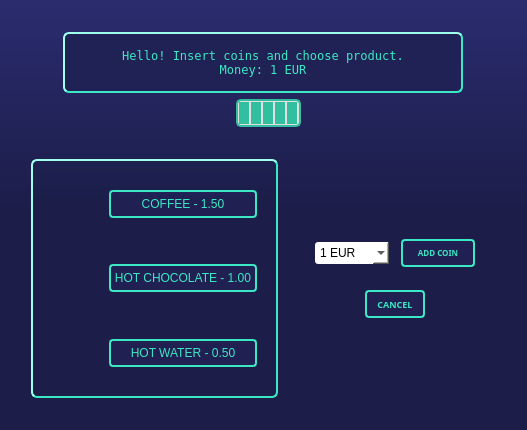
This is vending_machine_gui.ui in mazurpatrycja/vending_machine as Qt 5 draws it before an edit. The edited form follows.
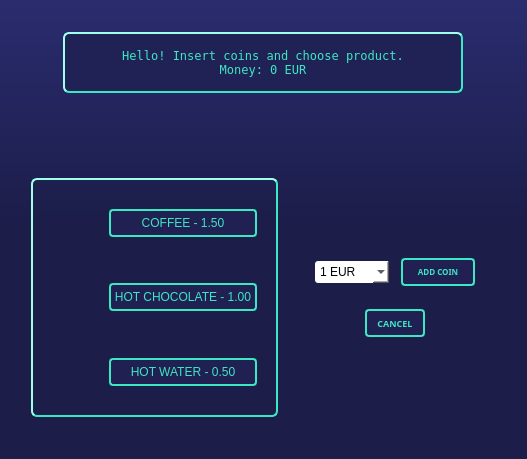
This is the edited form. Icons and pictures are not drawn.

Diff of the .ui file:
```diff
--- a/vending_machine_gui.ui
+++ b/vending_machine_gui.ui
@@ -10,7 +10,7 @@
     <x>0</x>
     <y>0</y>
     <width>527</width>
-    <height>430</height>
+    <height>459</height>
    </rect>
   </property>
   <property name="minimumSize">
@@ -124,7 +124,7 @@
               </property>
               <property name="text">
                <string>Hello! Insert coins and choose product. 
- Money: 1 EUR </string>
+ Money: 0 EUR </string>
               </property>
               <property name="alignment">
                <set>Qt::AlignCenter</set>
@@ -185,7 +185,7 @@
               <property name="maximumSize">
                <size>
                 <width>65</width>
-                <height>28</height>
+                <height>0</height>
                </size>
               </property>
               <property name="styleSheet">
@@ -572,6 +572,9 @@
                </item>
                <item>
                 <widget class="QPushButton" name="pushButton_add_coin">
+                 <property name="enabled">
+                  <bool>true</bool>
+                 </property>
                  <property name="minimumSize">
                   <size>
                    <width>74</width>
@@ -603,7 +606,11 @@
 
 QPushButton:hover{
 	background-color: rgba(255, 255, 255, 30);
+}
 
+QPushButton:disabled {
+	color: rgb(105, 95, 148);
+	border-color: rgb(105, 95, 148);
 }
 
 QPushButton:pressed{
@@ -679,6 +686,11 @@
 QPushButton:pressed{
 	background-color: rgba(18, 19, 48, 40);
 	border-color:rgb(54, 207, 174)
+}
+
+QPushButton:disabled {
+	color: rgb(105, 95, 148);
+	border-color: rgb(105, 95, 148);
 }</string>
                  </property>
                  <property name="text">
```
